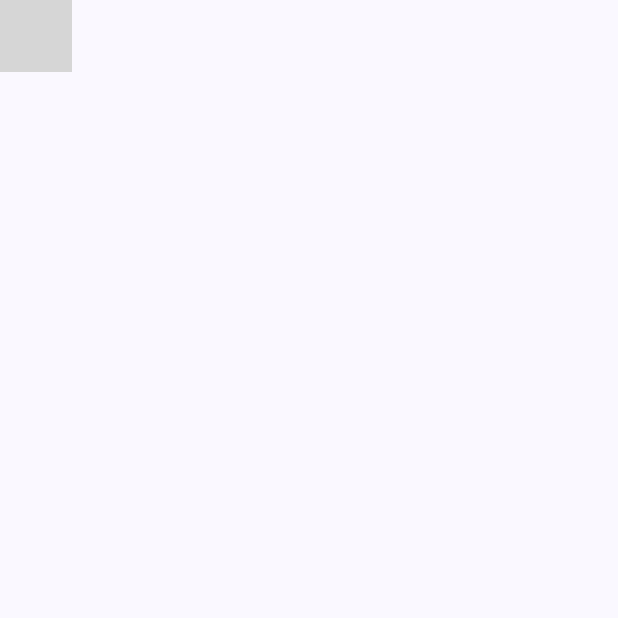
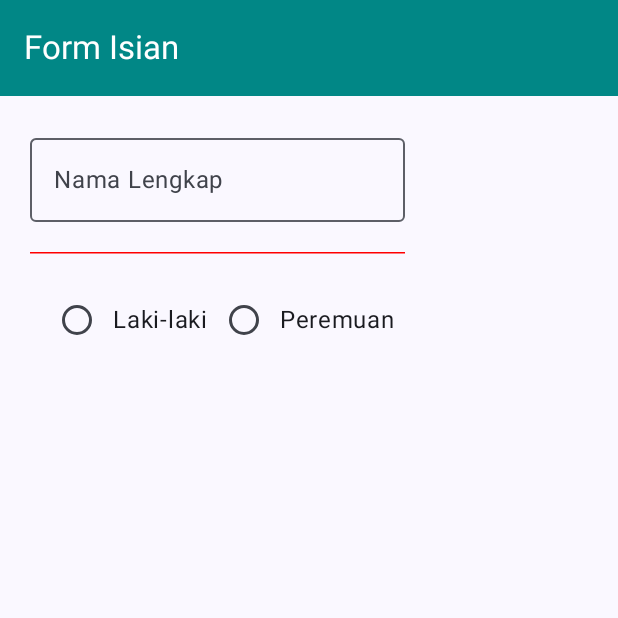
Before and after one commit to ezraabrari/QuestNavigasiUI_059, an Android app built with Jetpack Compose: the composable FormIsian shown on its own in the app's theme, on a phone screen of 412 x 824 dp, the top half of it. Run offline under Robolectric (Android 15) with nearby library versions, the phone set to English and light mode, and no system bars; grey boxes are pictures that could not be loaded.

Commit message:
Membbuat Colom dan juga row

```diff
--- a/app/src/main/java/com/shophub/questnavigasiui_059/view/Formulir.kt
+++ b/app/src/main/java/com/shophub/questnavigasiui_059/view/Formulir.kt
@@ -2,9 +2,29 @@
 
 package com.shophub.questnavigasiui_059.view
 
+import androidx.compose.foundation.layout.Arrangement
+import androidx.compose.foundation.layout.Column
+import androidx.compose.foundation.layout.Row
+import androidx.compose.foundation.layout.padding
+import androidx.compose.foundation.layout.width
+import androidx.compose.material3.DividerDefaults.Thickness
 import androidx.compose.material3.ExperimentalMaterial3Api
+import androidx.compose.material3.HorizontalDivider
+import androidx.compose.material3.OutlinedTextField
+import androidx.compose.material3.RadioButton
+import androidx.compose.material3.Text
+import androidx.compose.material3.TopAppBar
+import androidx.compose.material3.TopAppBarDefaults
 import androidx.compose.runtime.Composable
 import androidx.compose.ui.Modifier
+import androidx.compose.ui.graphics.Color
+import androidx.compose.ui.res.colorResource
+import androidx.compose.ui.res.stringResource
+import com.shophub.questnavigasiui_059.R
+import androidx.compose.material3.Scaffold
+import androidx.compose.ui.Alignment
+import androidx.compose.ui.unit.dp
+
 
 @Composable
 fun FormIsian(
@@ -12,5 +32,42 @@ fun FormIsian(
     OnSubmitBtnClick : () -> Unit
 ){
     Scaffold (modifier= Modifier,
-        )
+        {
+            TopAppBar(
+                title = { Text(stringResource(id= R.string.home),
+                    color = Color.White)},
+                colors = TopAppBarDefaults.topAppBarColors(colorResource(R.color.teal_700))
+            )
+        }
+    ) { isiRuang ->
+        Column(modifier = Modifier.padding(isiRuang),
+            verticalArrangement = Arrangement.Top,
+            horizontalAlignment = Alignment.CenterHorizontally)
+        {
+            OutlinedTextField(
+                value = "",
+                singleLine = true,
+                modifier = Modifier
+                    .padding(top = 20.dp)
+                    .width(250.dp),
+                label = {Text(text = "Nama Lengkap")},
+                onValueChange = {},
+            )
+            HorizontalDivider(modifier = Modifier
+                .padding(20.dp)
+                .width(250.dp), thickness = Thickness, color = Color.Red)
+            Row{
+                jenisK.forEach {
+                    item->
+                    Row(verticalAlignment= Alignment.CenterVertically) {
+                        RadioButton(
+                            selected = false,
+                            onClick = {item}
+                        )
+                        Text(text = item)
+                    }
+                }
+            }
+        }
+    }
 }
```
